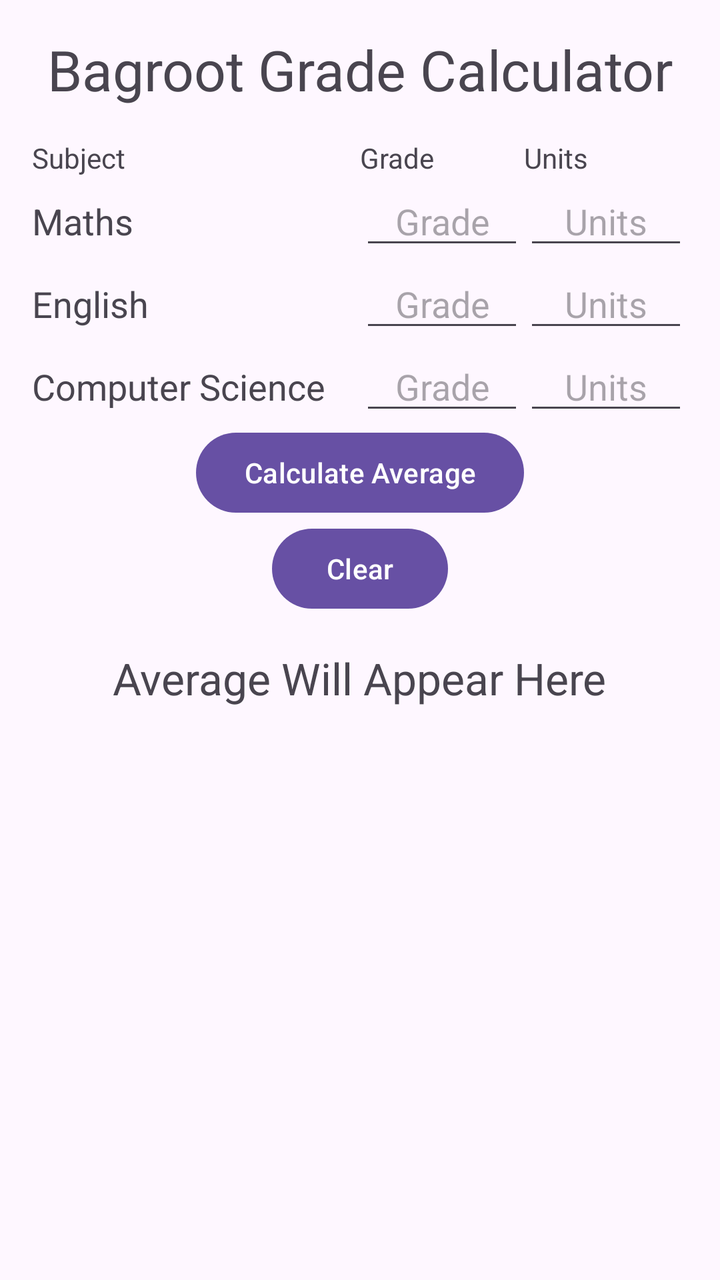
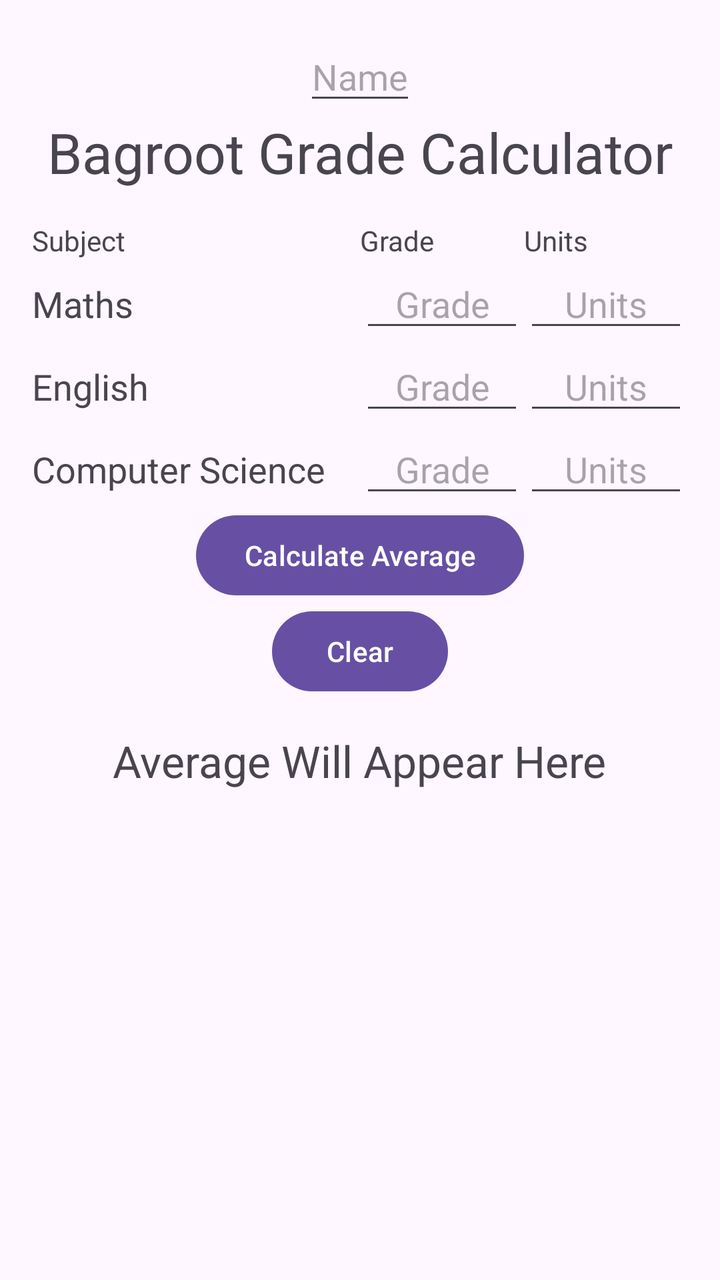

Before-and-after screenshots of an Android layout around one commit, followed by the original layout XML and the change that was made.
<!-- AndroidManifest.xml: application theme Theme.GradeAverage -->
<!-- res/layout/activity_main.xml -->
<?xml version="1.0" encoding="utf-8"?>
<LinearLayout xmlns:android="http://schemas.android.com/apk/res/android"
    android:id="@+id/main"
    android:layout_width="match_parent"
    android:layout_height="match_parent"
    android:orientation="vertical"
    android:padding="16dp">

    
    <TextView
        android:layout_width="wrap_content"
        android:layout_height="wrap_content"
        android:text="Bagroot Grade Calculator"
        android:layout_gravity="center_horizontal"
        android:textSize="28sp"
        android:layout_marginBottom="16dp"/>

    <LinearLayout
        android:layout_width="match_parent"
        android:layout_height="wrap_content"
        android:orientation="horizontal">

        <TextView
            android:layout_width="0dp"
            android:layout_height="wrap_content"
            android:layout_weight="2"
            android:text="Subject"/>
        <TextView
            android:layout_width="0dp"
            android:layout_height="wrap_content"
            android:layout_weight="1"
            android:layout_gravity="center"
            android:text="Grade"/>
        <TextView
            android:layout_width="0dp"
            android:layout_height="wrap_content"
            android:layout_weight="1"
            android:layout_gravity="center"
            android:text="Units"/>

    </LinearLayout>

    <LinearLayout
        android:layout_width="match_parent"
        android:layout_height="wrap_content"
        android:orientation="horizontal">

        <TextView
            android:layout_width="0dp"
            android:layout_height="wrap_content"
            android:layout_weight="2"
            android:text="Maths"
            android:textSize="18sp" />

        <EditText
            android:id="@+id/etGrade1"
            android:layout_width="0dp"
            android:layout_height="wrap_content"
            android:layout_weight="1"
            android:hint="Grade"
            android:gravity="center"
            android:maxLength="3"
            android:inputType="number"/>

        <EditText
            android:id="@+id/etUnits1"
            android:layout_width="0dp"
            android:layout_height="wrap_content"
            android:layout_weight="1"
            android:hint="Units"
            android:gravity="center"
            android:maxLength="1"
            android:inputType="number"/>

    </LinearLayout>

    <LinearLayout
        android:layout_width="match_parent"
        android:layout_height="wrap_content"
        android:orientation="horizontal">

        <TextView
            android:layout_width="0dp"
            android:layout_height="wrap_content"
            android:layout_weight="2"
            android:text="English"
            android:textSize="18sp" />

        <EditText
            android:id="@+id/etGrade2"
            android:layout_width="0dp"
            android:layout_height="wrap_content"
            android:layout_weight="1"
            android:hint="Grade"
            android:gravity="center"
            android:maxLength="3"
            android:inputType="number"/>

        <EditText
            android:id="@+id/etUnits2"
            android:layout_width="0dp"
            android:layout_height="wrap_content"
            android:layout_weight="1"
            android:hint="Units"
            android:gravity="center"
            android:maxLength="1"
            android:inputType="number"/>

    </LinearLayout>

    <LinearLayout
        android:layout_width="match_parent"
        android:layout_height="wrap_content"
        android:orientation="horizontal">

        <TextView
            android:layout_width="0dp"
            android:layout_height="wrap_content"
            android:layout_weight="2"
            android:text="Computer Science"
            android:textSize="18sp" />

        <EditText
            android:id="@+id/etGrade3"
            android:layout_width="0dp"
            android:layout_height="wrap_content"
            android:layout_weight="1"
            android:hint="Grade"
            android:gravity="center"
            android:maxLength="3"
            android:inputType="number"/>

        <EditText
            android:id="@+id/etUnits3"
            android:layout_width="0dp"
            android:layout_height="wrap_content"
            android:layout_weight="1"
            android:hint="Units"
            android:gravity="center"
            android:maxLength="1"
            android:inputType="number"/>

    </LinearLayout>

    <Button
        android:id="@+id/btnCalc"
        android:layout_width="wrap_content"
        android:layout_height="wrap_content"
        android:layout_gravity="center_horizontal"
        android:text="Calculate Average"/>

    <Button
        android:id="@+id/btnClear"
        android:layout_width="wrap_content"
        android:layout_height="wrap_content"
        android:layout_gravity="center_horizontal"
        android:text="Clear"/>


    <TextView
        android:id="@+id/tvAverage"
        android:layout_width="wrap_content"
        android:layout_height="wrap_content"
        android:layout_gravity="center_horizontal"
        android:textSize="22sp"
        android:padding="16dp"
        android:text="Average Will Appear Here"/>
</LinearLayout>
<!-- resources referenced by this layout -->
<resources>
  <style name="Theme.GradeAverage" parent="Base.Theme.GradeAverage" />
  <style name="Base.Theme.GradeAverage" parent="Theme.Material3.DayNight.NoActionBar">
          
          
      </style>
</resources>

<!-- the commit's change to res/layout/activity_main.xml (unified diff, before → after) -->
@@ -5,6 +5,15 @@
     android:layout_height="match_parent"
     android:orientation="vertical"
     android:padding="16dp">
+
+
+    <EditText
+        android:id="@+id/etName"
+        android:layout_width="wrap_content"
+        android:layout_height="wrap_content"
+        android:hint="Name"
+        android:layout_gravity="center_horizontal"
+        android:inputType="textPersonName"/>
 
     
     <TextView
